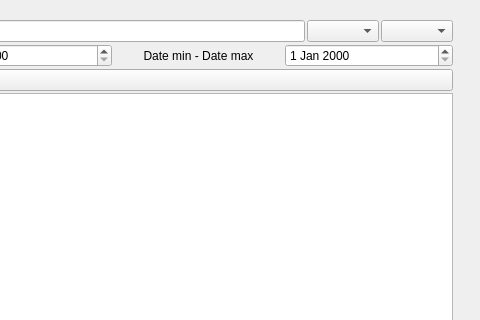
This is tp_final_client/mainwindow.ui in Adam31-jpg/desktop as Qt 5 draws it before an edit; both pictures show x 628 to 1108 and y 0 to 320 of the 1108 by 752 pixel window. The edited form follows.
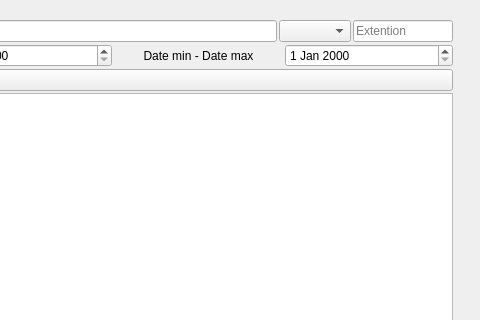
This is the edited form.

Commit message: sending data correctly

Patch:
```diff
--- a/tp_final_client/mainwindow.ui
+++ b/tp_final_client/mainwindow.ui
@@ -67,9 +67,15 @@
           </widget>
          </item>
          <item>
-          <widget class="QComboBox" name="extention">
-           <property name="toolTip">
-            <string>Extention du fichier</string>
+          <widget class="QLineEdit" name="extention">
+           <property name="maximumSize">
+            <size>
+             <width>100</width>
+             <height>16777215</height>
+            </size>
+           </property>
+           <property name="placeholderText">
+            <string>Extention</string>
            </property>
           </widget>
          </item>
```
Left out of the diff: 2 changed lines with no effect on the pictures. The commit also changes 1 other file.
